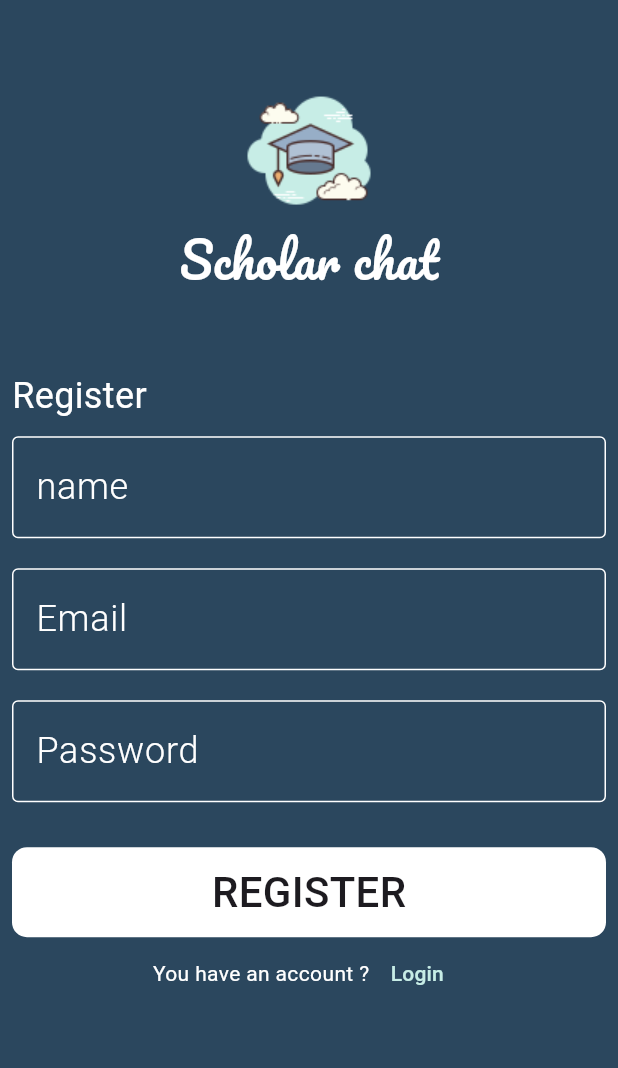
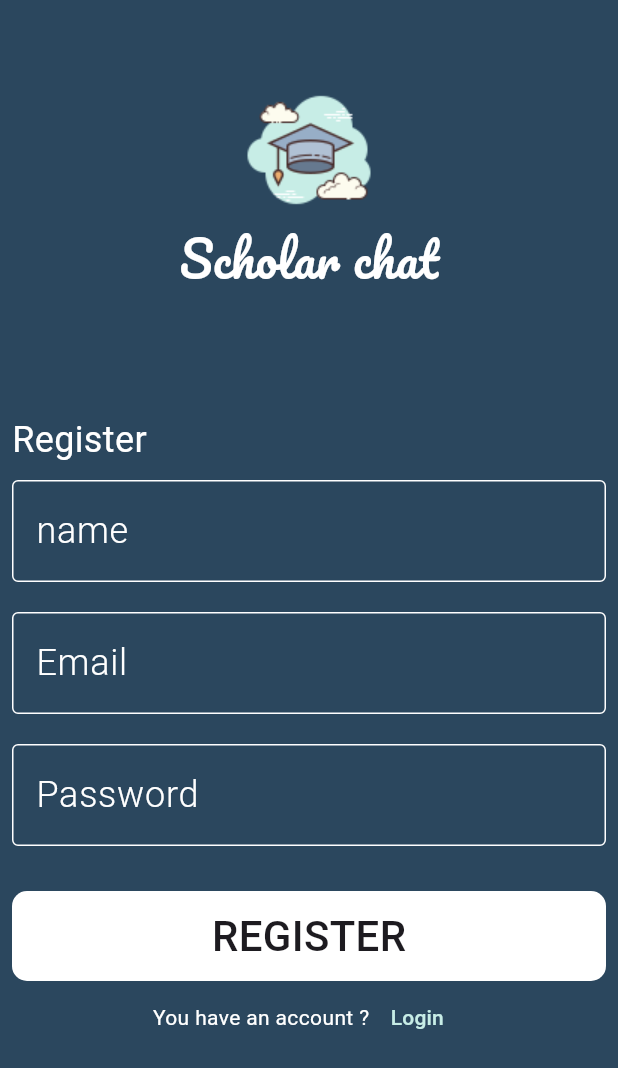
Before and after one commit to Diaamahfouz/Simple_Scholar_Chat, a Flutter app: the screen it shows after launch, after a tap on "Register", on a phone screen of 412 x 824 dp. Shown: the top 1068 px of the screen. Run offline on Flutter 3.47's test engine with Material 3 defaults, Android fonts, the phone set to English and light mode, and no system bars.

```diff
--- /dev/null
+++ b/lib/constants.dart
@@ -0,0 +1,3 @@
+import 'package:flutter/material.dart';
+
+const kPrimaryColor = Color(0xff2B475E);
--- a/lib/main.dart
+++ b/lib/main.dart
@@ -1,9 +1,11 @@
 import 'package:flutter/material.dart';
 import 'package:simple_chat/pages/login_page.dart';
+import 'package:simple_chat/pages/register_page.dart';
 
 void main() {
   runApp(SimpleChat());
 }
+
 class SimpleChat extends StatelessWidget {
   const SimpleChat({super.key});
 
@@ -11,6 +13,11 @@ class SimpleChat extends StatelessWidget {
   Widget build(BuildContext context) {
     return MaterialApp(
       debugShowCheckedModeBanner: false,
+      routes: {
+        LoginPage.routeName: (_) => LoginPage(),
+        RegisterPage.routeName: (_) => RegisterPage(),
+      },
+      initialRoute: LoginPage.routeName,
       home: Scaffold(
         body: LoginPage(),
       ),
--- a/lib/pages/login_page.dart
+++ b/lib/pages/login_page.dart
@@ -1,21 +1,24 @@
 import 'package:flutter/material.dart';
+import 'package:simple_chat/constants.dart';
 import 'package:simple_chat/pages/register_page.dart';
 import 'package:simple_chat/widgets/custom_button.dart';
 import 'package:simple_chat/widgets/custom_text_field.dart';
 
 class LoginPage extends StatelessWidget {
   const LoginPage({super.key});
+  static const String routeName = '/login_page';
 
   @override
   Widget build(BuildContext context) {
     return Scaffold(
-      backgroundColor: Color(0xff2B475E),
+      backgroundColor: kPrimaryColor,
       body: Padding(
         padding: const EdgeInsets.symmetric(horizontal: 8),
+        child: SingleChildScrollView(
           child: Column(
             children: [
-            const Spacer(
-              flex: 1,
+              const SizedBox(
+                height: 50,
               ),
               Image.asset('assets/images/scholar.png'),
               Text(
@@ -26,8 +29,8 @@ class LoginPage extends StatelessWidget {
                   fontSize: 32,
                 ),
               ),
-            const Spacer(
-              flex: 1,
+              const SizedBox(
+                height: 80,
               ),
               Align(
                 alignment: Alignment.centerLeft,
@@ -45,7 +48,9 @@ class LoginPage extends StatelessWidget {
               CustomTextField(
                 hintText: 'Password',
               ),
-            CustomButton(title: 'LOGIN',),
+              CustomButton(
+                title: 'LOGIN',
+              ),
               Row(
                 mainAxisAlignment: MainAxisAlignment.center,
                 children: [
@@ -57,11 +62,8 @@ class LoginPage extends StatelessWidget {
                   ),
                   TextButton(
                       onPressed: () {
-                      Navigator.of(context).push(
-                        MaterialPageRoute(
-                          builder: (context) => RegisterPage(),
-                        ),
-                      );
+                        Navigator.of(context)
+                            .pushReplacementNamed(RegisterPage.routeName);
                       },
                       child: Text(
                         'Register',
@@ -73,10 +75,8 @@ class LoginPage extends StatelessWidget {
                       ))
                 ],
               ),
-            const Spacer(
-              flex: 3,
+            ],
           ),
-          ],
         ),
       ),
     );
--- a/lib/pages/register_page.dart
+++ b/lib/pages/register_page.dart
@@ -1,21 +1,23 @@
 import 'package:flutter/material.dart';
+import 'package:simple_chat/constants.dart';
 import 'package:simple_chat/pages/login_page.dart';
 import 'package:simple_chat/widgets/custom_button.dart';
 import 'package:simple_chat/widgets/custom_text_field.dart';
 
 class RegisterPage extends StatelessWidget {
   const RegisterPage({super.key});
-
+  static const String routeName = '/register_page';
   @override
   Widget build(BuildContext context) {
     return Scaffold(
-      backgroundColor: Color(0xff2B475E),
+      backgroundColor: kPrimaryColor,
       body: Padding(
         padding: const EdgeInsets.symmetric(horizontal: 8),
+        child: SingleChildScrollView(
           child: Column(
             children: [
-            const Spacer(
-              flex: 1,
+              const SizedBox(
+                height: 50,
               ),
               Image.asset('assets/images/scholar.png'),
               Text(
@@ -26,8 +28,8 @@ class RegisterPage extends StatelessWidget {
                   fontSize: 32,
                 ),
               ),
-            const Spacer(
-              flex: 1,
+              const SizedBox(
+                height: 80,
               ),
               Align(
                 alignment: Alignment.centerLeft,
@@ -62,11 +64,8 @@ class RegisterPage extends StatelessWidget {
                   ),
                   TextButton(
                       onPressed: () {
-                      Navigator.of(context).push(
-                        MaterialPageRoute(
-                          builder: (context) => LoginPage(),
-                        ),
-                      );
+                        Navigator.of(context)
+                            .pushReplacementNamed(LoginPage.routeName);
                       },
                       child: Text(
                         'Login',
@@ -78,10 +77,8 @@ class RegisterPage extends StatelessWidget {
                       ))
                 ],
               ),
-            const Spacer(
-              flex: 3,
+            ],
           ),
-          ],
         ),
       ),
     );
```
Also changed, not shown: 2 other files. Lines whose indentation alone changed are shown as unchanged.
